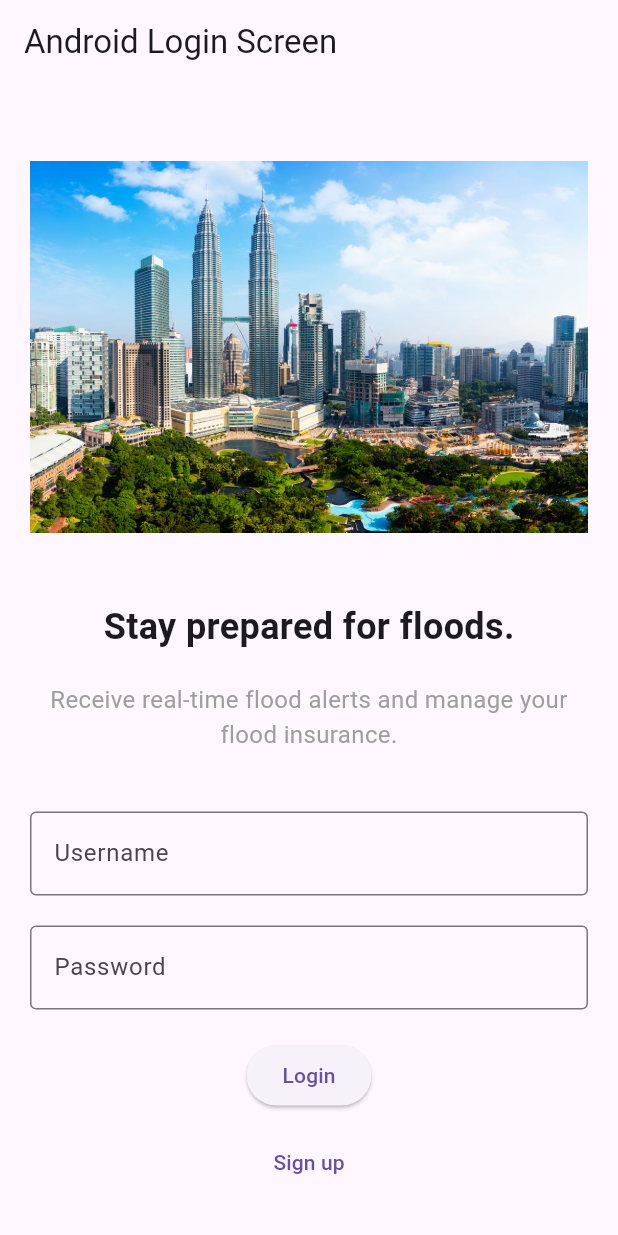
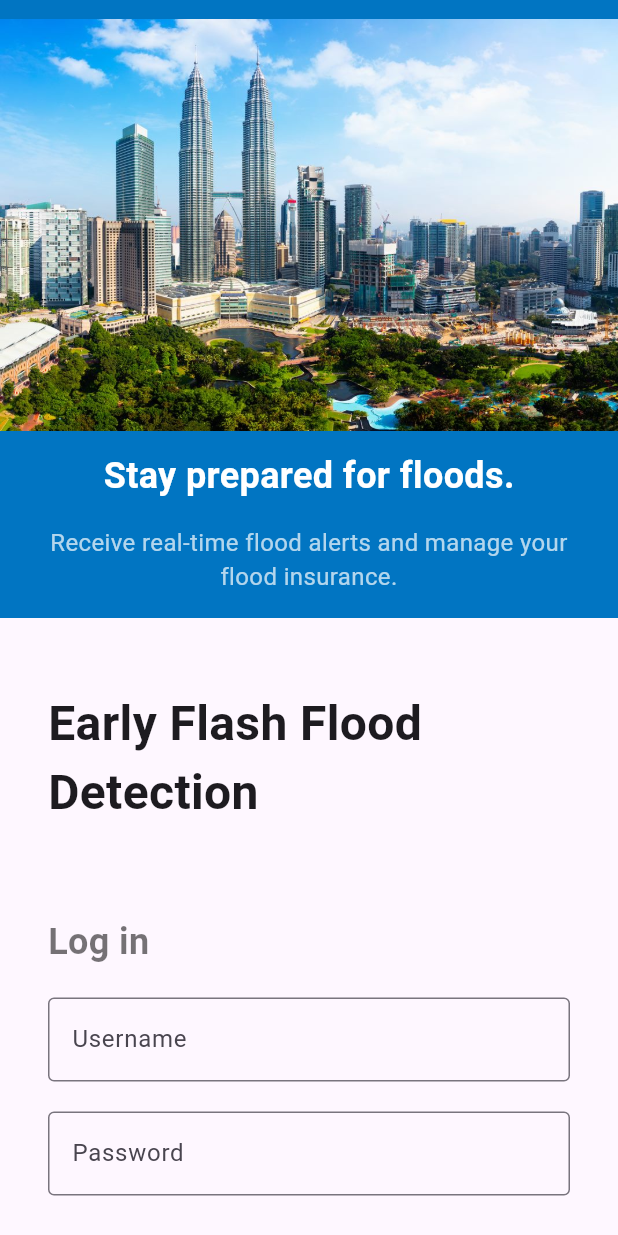
Before and after one commit to khaledd20/EFFD, a Flutter app: the screen it shows after launch, on a phone screen of 412 x 824 dp. Run offline on Flutter 3.47's test engine with Material 3 defaults, Android fonts, the phone set to English and light mode, and no system bars; our stand-ins replace cloud_firestore, firebase_auth, firebase_core, flutter_easyloading, flutter_local_notifications, permission_handler; accounts and stored records are empty; network calls fail; statements that could not run were skipped.

Commit message:
login and registration and profile pages refactored with MVC

```diff
--- a/lib/main.dart
+++ b/lib/main.dart
@@ -2,7 +2,8 @@ import 'package:flutter/material.dart';
 import 'package:firebase_core/firebase_core.dart';
 import 'package:flutter/foundation.dart' show kIsWeb;
 import 'package:flutter_easyloading/flutter_easyloading.dart';
-import 'models/dataGenerator.dart';
+import 'models/FloodData.dart';
+import 'views/LoginScreen.dart';
 import 'views/android_flow/android_login_screen.dart';
 import 'views/web_flow/web_login_screen.dart';
 
@@ -33,7 +34,7 @@ class MyApp extends StatelessWidget {
     return MaterialApp(
       title: 'EFFD',
       builder: EasyLoading.init(),
-      home: kIsWeb ? WebLoginScreen() : AndroidLoginScreen(),
+      home: kIsWeb ? LoginScreen() : LoginScreen(),
     );
   }
 }
--- /dev/null
+++ b/lib/views/LoginScreen.dart
@@ -0,0 +1,146 @@
+import 'package:flutter/foundation.dart';
+import 'package:flutter/material.dart';
+import '../controllers/UserAuthentication.dart';
+
+class LoginScreen extends StatefulWidget {
+  @override
+  _LoginScreenState createState() => _LoginScreenState();
+}
+
+class _LoginScreenState extends State<LoginScreen> {
+  final TextEditingController usernameController = TextEditingController();
+  final TextEditingController passwordController = TextEditingController();
+  final UserAuthentication userAuth = UserAuthentication();
+
+  @override
+  Widget build(BuildContext context) {
+    // Check if the platform is web
+    bool isWeb = kIsWeb;
+
+    return Scaffold(
+      body: isWeb ? webLayout() : mobileLayout(), // Adjust the layout based on the platform
+    );
+  }
+
+  Widget webLayout() {
+    return Row(
+      children: [
+        // Left side with image and text
+        Expanded(
+          flex: 2,
+          child: floodInfoPanel(),
+        ),
+        // Right side with login form
+        Expanded(
+          flex: 3,
+          child: loginForm(),
+        ),
+      ],
+    );
+  }
+
+  Widget mobileLayout() {
+    return SingleChildScrollView( // Add SingleChildScrollView
+      child: Center(
+        child: Column(
+          mainAxisAlignment: MainAxisAlignment.center, // Aligns vertically center
+          children: [
+            floodInfoPanel(),
+            SizedBox(height: 15), // Provide some spacing
+            loginForm(),
+          ],
+        ),
+      ),
+    );
+  }
+
+  Widget floodInfoPanel() {
+    return Container(
+      color: Color(0xFF0175c2),
+      child: Column(
+        mainAxisAlignment: MainAxisAlignment.center,
+        children: <Widget>[
+          Image.asset('assets/images/kl_towers.png', height: 300), // Ensure the image path is correct
+          Text(
+            'Stay prepared for floods.',
+            style: TextStyle(
+              color: Colors.white,
+              fontSize: 24,
+              fontWeight: FontWeight.bold,
+            ),
+          ),
+          Padding(
+            padding: const EdgeInsets.all(16.0),
+            child: Text(
+              'Receive real-time flood alerts and manage your flood insurance.',
+              style: TextStyle(
+                color: Colors.white70,
+                fontSize: 16,
+              ),
+              textAlign: TextAlign.center,
+            ),
+          ),
+        ],
+      ),
+    );
+  }
+
+  Widget loginForm() {
+    return Container(
+      padding: EdgeInsets.all(32),
+      child: Column(
+        mainAxisAlignment: MainAxisAlignment.center,
+        crossAxisAlignment: CrossAxisAlignment.start,
+        children: <Widget>[
+          Text(
+            'Early Flash Flood Detection',
+            style: TextStyle(fontSize: 32, fontWeight: FontWeight.bold),
+          ),
+          SizedBox(height: 60),
+          Text(
+            'Log in',
+            style: TextStyle(color: Colors.black54, fontWeight: FontWeight.bold, fontSize: 24),
+          ),
+          SizedBox(height: 20),
+          TextField(
+            controller: usernameController,
+            decoration: InputDecoration(
+              hintText: 'Enter your username',
+              labelText: 'Username',
+              border: OutlineInputBorder(),
+            ),
+            keyboardType: TextInputType.emailAddress,
+          ),
+          SizedBox(height: 20),
+          TextField(
+            controller: passwordController,
+            decoration: InputDecoration(
+              hintText: 'Enter your password',
+              labelText: 'Password',
+              border: OutlineInputBorder(),
+            ),
+            obscureText: true,
+          ),
+          SizedBox(height: 40),
+          ElevatedButton(
+            onPressed: () => userAuth.performLogin(context, usernameController.text, passwordController.text),
+            child: Text('Login'),
+            style: ElevatedButton.styleFrom(
+              foregroundColor: Colors.white, backgroundColor: Colors.blue,
+              minimumSize: Size(double.infinity, 50),
+            ),
+          ),
+          SizedBox(height: 20),
+          OutlinedButton(
+            onPressed: () => userAuth.navigateToRegistration(context),
+            child: Text('Sign up'),
+            style: OutlinedButton.styleFrom(
+              side: BorderSide(color: Colors.blue),
+              minimumSize: Size(double.infinity, 50),
+            ),
+          ),
+        ],
+      ),
+    );
+  }
+}
```
Also changed, not shown: lib/controllers/UserAuthentication.dart (added, +33 -0 lines), lib/models/UserManagement.dart (added, +59 -0 lines), lib/views/RegistrationScreen.dart (added, +166 -0 lines), lib/views/UserProfileScreen.dart (added, +23 -0 lines), lib/models/FloodData.dart (renamed from lib/models/dataGenerator.dart).
